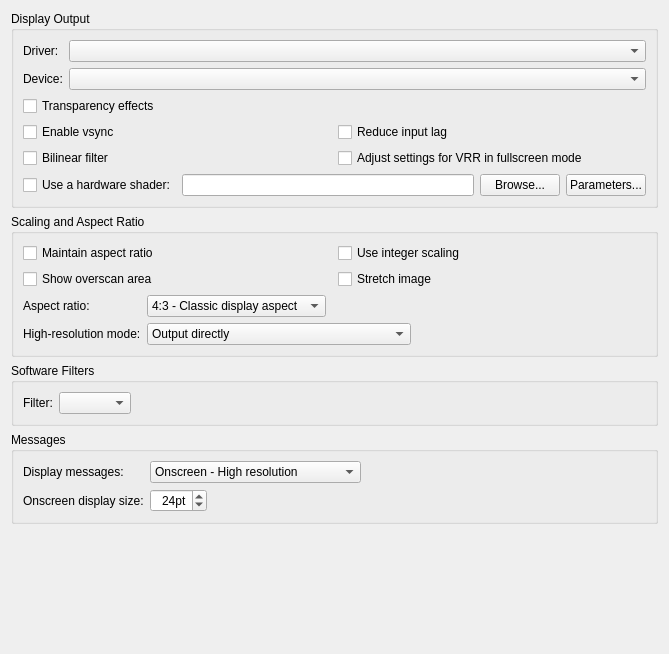
Above: qt/src/DisplayPanel.ui from Deathsoul56/snes9xrd before the change. Below: the same form after it.
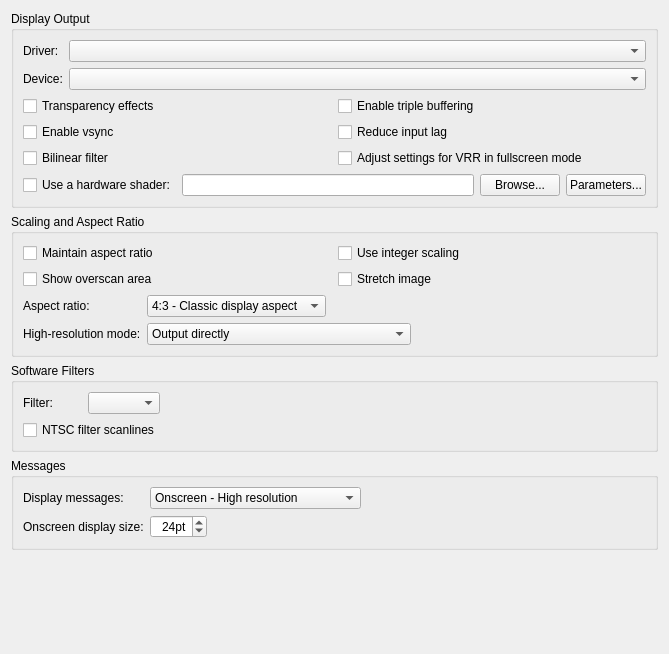
That is the form after the change.

Commit message: fix(qt): silent-failure hardening, memory-safety cleanup, and sharp-bilinear filter

The edit to the form file:
```diff
--- a/qt/src/DisplayPanel.ui
+++ b/qt/src/DisplayPanel.ui
@@ -137,6 +137,19 @@
           </property>
          </widget>
         </item>
+        <item row="0" column="1">
+         <widget class="QCheckBox" name="checkBox_triple_buffering">
+          <property name="toolTip">
+           <string>Requires the Vulkan driver to be selected above.</string>
+          </property>
+          <property name="whatsThis">
+           <string>&lt;html&gt;&lt;head/&gt;&lt;body&gt;&lt;p&gt;Allows the GPU to queue an extra frame before display, which can reduce stutter at the cost of some added input lag.&lt;/p&gt;&lt;/body&gt;&lt;/html&gt;</string>
+          </property>
+          <property name="text">
+           <string>Enable triple buffering</string>
+          </property>
+         </widget>
+        </item>
        </layout>
       </item>
       <item>
@@ -377,6 +390,19 @@
           </property>
          </spacer>
         </item>
+        <item row="1" column="0" colspan="2">
+         <widget class="QCheckBox" name="checkBox_ntsc_scanlines">
+          <property name="toolTip">
+           <string>Only affects the NTSC filter. Draws visible scanline gaps to emulate a CRT.</string>
+          </property>
+          <property name="whatsThis">
+           <string>&lt;html&gt;&lt;head/&gt;&lt;body&gt;&lt;p&gt;When the &lt;span style=&quot; font-style:italic;&quot;&gt;NTSC&lt;/span&gt; filter is selected above, this doubles the vertical resolution and darkens every other line to simulate the scanline gaps of a CRT display.&lt;/p&gt;&lt;/body&gt;&lt;/html&gt;</string>
+          </property>
+          <property name="text">
+           <string>NTSC filter scanlines</string>
+          </property>
+         </widget>
+        </item>
        </layout>
       </item>
      </layout>
```
The commit also changes 19 other files.
